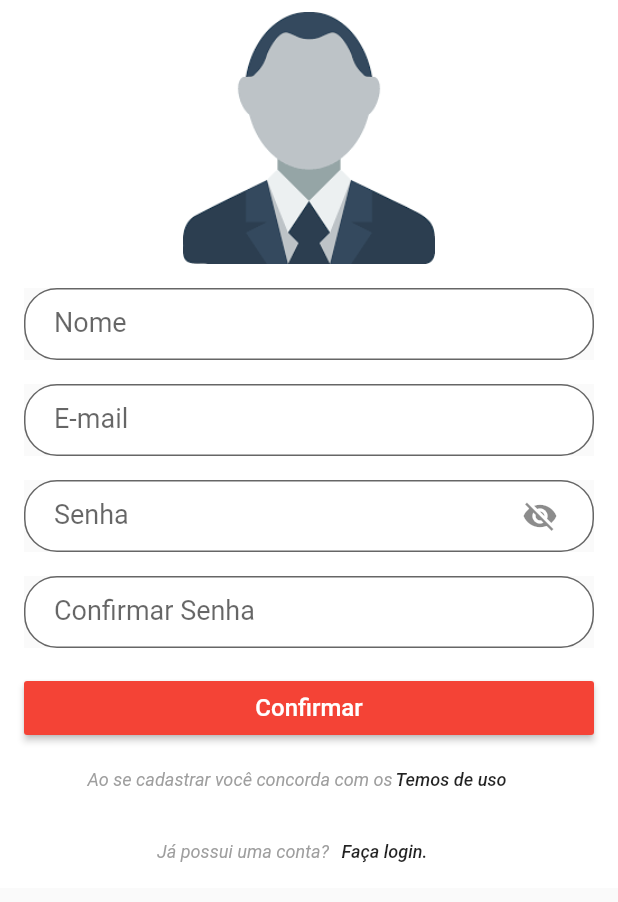
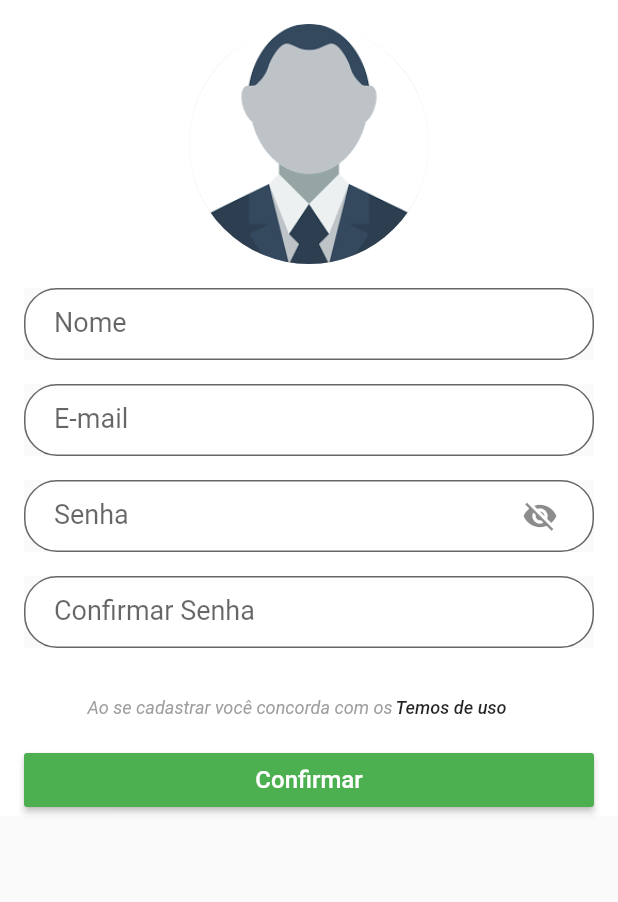
Before and after one commit to sc4v3ng3r/autonomosapp, a Flutter app: the UserRegisterScreen screen opened directly, on a phone screen of 412 x 824 dp. Shown: the top 902 px of the screen. Run offline on Flutter 3.47's test engine with Material 2 defaults, Android fonts, the phone set to English and light mode, and no system bars; our stand-ins replace device_info, firebase_auth, firebase_database, flutter_masked_text, geolocator, image_picker and 3 more; missing offline and left inert: flutter_facebook_login; accounts and stored records are empty; statements that could not run were skipped.

Commit message:
Bug fix na remoção de contas de usuário, iniciada a implementação do carregamento de foto do usuário na criação de uma conta no aplicativo, UserRegisterScreen.

```diff
--- a/lib/ui/screens/UserRegisterScreen.dart
+++ b/lib/ui/screens/UserRegisterScreen.dart
@@ -1,3 +1,6 @@
+import 'dart:io';
+
+import 'package:autonos_app/utility/SharedPreferencesUtility.dart';
 import 'package:autonos_app/utility/UserRepository.dart';
 import 'package:firebase_database/firebase_database.dart';
 import 'package:flutter/material.dart';
@@ -6,8 +9,12 @@ import 'package:autonos_app/utility/InputValidator.dart';
 import 'package:autonos_app/model/User.dart';
 import 'package:autonos_app/ui/screens/MainScreen.dart';
 import 'package:autonos_app/ui/widget/ModalRoundedProgressBar.dart';
+import 'package:image_picker/image_picker.dart';
 
 // TODO metodos do firebase devem sair daqui
+// TODO refatorar o layout
+// TODO Componentizar os text fields
+
 
 class UserRegisterScreen extends StatefulWidget {
   @override
@@ -25,19 +32,16 @@ class UserRegisterScreenState extends State<UserRegisterScreen> {
   FocusNode _passwordConfirmFocus;
   TextEditingController _passwordConfirmController;
   ProgressBarHandler _handler;
+  File _selectedUserImage;
 
   DatabaseReference _userReference;
-  static final RATING_INIT_VALUE = 5.0;
+  static const RATING_INIT_VALUE = 5.0;
 
-  static final SizedBox _verticalSeparator = new SizedBox(
-    height: 16.0,
-  );
+  static final SizedBox _verticalSeparator = new SizedBox(height: 16.0);
   bool iconVisibility = false;
   Icon icon = Icon(Icons.visibility_off);
   bool _obscureText = true;
-  var _email, _password, _name;
-  var _passwordConfirmation;
-  var _showProgressBar = false;
+  var _email, _password;
 
   bool _autoValidate = false;
   final GlobalKey<FormState> _formKey = GlobalKey<FormState>();
@@ -101,11 +105,11 @@ class UserRegisterScreenState extends State<UserRegisterScreen> {
   }
 
   bool _inputValidation() {
-    if (_formKey.currentState.validate()) {
-      _name = _nameController.text;
+    if ( _formKey.currentState.validate() ) {
+      //_name = _nameController.text;
       _email = _emailController.text;
       _password = _passwordController.text;
-      _passwordConfirmation = _passwordConfirmController.text;
+      //_passwordConfirmation = _passwordConfirmController.text;
       /*nao vou usaro onsave, vou para uma abordagem manual!*/
       //formKey.currentState.save();
       return true;
@@ -121,7 +125,7 @@ class UserRegisterScreenState extends State<UserRegisterScreen> {
   }
 
   List<Widget> _buildForm() {
-    //TODO nameField ainda estar sem validação de dados!
+
     final nameField = Padding(
       padding: EdgeInsets.symmetric(horizontal: 16.0),
       child: Material(
@@ -156,12 +160,55 @@ class UserRegisterScreenState extends State<UserRegisterScreen> {
         ),
       ),
     );
-    final userphoto = Container(
-      padding: EdgeInsets.fromLTRB(.0, 8.0, .0, .0),
-      child: Image.asset(
-        "assets/usuario.png",
-        width: 168.0,height: 168.0,),
+
+
+    final userphoto = Column(
+      children: <Widget>[
+        ClipRRect(
+          borderRadius: BorderRadius.circular(100.0),
+          child: Material(
+            elevation: 8.0,
+            color: Colors.transparent,
+            child: Ink.image(
+              width: 160.0,
+              height: 160.0,
+              image: (_selectedUserImage == null) ?  AssetImage("assets/usuario.png") :
+              // TODO muito lento
+              FileImage( _selectedUserImage),
+              fit: BoxFit.cover,
+              child: InkWell(
+                onTap: (){
+                  print("picture clicked");
+                  _selectPictureFromGallery();
+                },
+                child: null,
+              ),
+            ),
+          ),
+        )
+      ],
     );
+
+    /*final userphoto = GestureDetector(
+      onTap: () {
+        print("picture clicked");
+        _selectPictureFromGallery();
+      },
+      child: Column(
+        children: <Widget>[
+          Container(
+            padding: EdgeInsets.fromLTRB(.0, 8.0, .0, .0),
+            child: (_selectedUserImage == null) ?
+              Image.asset("assets/usuario.png", width: 168.0,height: 168.0,) :
+                Image.file( _selectedUserImage, width: 168.0,height: 168.0,
+                  fit: BoxFit.contain,),
+          ),
+          SizedBox(height: 4.0,),
+          Text("Selecionar foto"),
+        ],
+      ),
+    );*/
+
     final emailField = Padding(
       padding: EdgeInsets.symmetric(horizontal: 16.0),
       child: Material(
@@ -281,37 +328,6 @@ class UserRegisterScreenState extends State<UserRegisterScreen> {
         termosDeUso
       ],
     );
-    final preTelaLogin = Container(
-      child: Text("Já possui uma conta?" ,
-        style: TextStyle(
-            fontSize: 12.0,
-            fontStyle: FontStyle.italic,
-            color: Colors.grey[500]),
-      ),
-    );
-
-    final telaLogin = Flexible(
-        child: FlatButton(
-            padding: EdgeInsets.fromLTRB(2.0, .0, 16.0, .0),
-            onPressed: (){
-              Navigator.pop(context);
-              print("voltar a tela de login pressionado");
-            },
-            child: Text("Faça login.",
-              style: TextStyle(
-                  fontSize: 12.0,
-                  fontStyle: FontStyle.italic),
-            )
-        )
-    );
-
-    final telaLoginGroup = Row(
-      mainAxisAlignment: MainAxisAlignment.center,
-      children: <Widget>[
-        preTelaLogin,
-        telaLogin
-      ],
-    );
 
     final passwordConfirm = Padding(
       padding: EdgeInsets.symmetric(horizontal: 16.0),
@@ -358,7 +374,6 @@ class UserRegisterScreenState extends State<UserRegisterScreen> {
 
             if ( _inputValidation() == true ) {
               _handler.show();
-
               _createUserAccount( _email,  _password).then(
                       (results) {
                         _handler.dismiss();
@@ -377,7 +392,7 @@ class UserRegisterScreenState extends State<UserRegisterScreen> {
                       });
             }
           },
-          color: Colors.red,
+          color: Colors.green,
           child: Text(
             "Confirmar",
             style: TextStyle(fontSize: 16.0,color: Colors.white),
@@ -391,6 +406,7 @@ class UserRegisterScreenState extends State<UserRegisterScreen> {
       key: _formKey,
       child: Container(
         color: Colors.white,
+        child: Padding(padding: EdgeInsetsDirectional.only(top: 16.0),
         child: ListView(
           shrinkWrap: true,
           children: <Widget>[
@@ -404,11 +420,10 @@ class UserRegisterScreenState extends State<UserRegisterScreen> {
             _verticalSeparator,
             passwordConfirm,
             _verticalSeparator,
-//            buttonsGroup
-          registerButton,
             termosGroup,
-            telaLoginGroup,
+            registerButton,
           ],
+        ),
         ),
       ),
     );
@@ -433,10 +448,12 @@ class UserRegisterScreenState extends State<UserRegisterScreen> {
       firebaseUser = await auth.createUserWithEmailAndPassword(
           email: email, password: password);
 
-      //print("FIREBASE USER: ${firebaseUser}"  );
-
       User userCreated = await _createAccountDBRegister(firebaseUser);
       UserRepository().currentUser = userCreated;
+
+      SharedPreferencesUtility.writePreferencesData(
+          email: email, password: password, rememberMe: true);
+
       returnFlag = true;
     }
 
@@ -477,4 +494,17 @@ class UserRegisterScreenState extends State<UserRegisterScreen> {
     }
     return null;
   }
+
+  void _selectPictureFromGallery() async {
+    File imageFile = await ImagePicker.pickImage(
+        source: ImageSource.gallery
+    );
+    if (imageFile!=null){
+      setState(() {
+        _selectedUserImage = imageFile;
+      });
+    }
+    print ("returned $imageFile");
+
+  }
 }
--- a/lib/utility/LocationUtility.dart
+++ b/lib/utility/LocationUtility.dart
@@ -11,7 +11,6 @@ class LocationUtility {
           desiredAccuracy: desiredAccuracy
       );
     }
-
     //TODO iOS
     return null;
   }
--- a/pubspec.yaml
+++ b/pubspec.yaml
@@ -13,14 +13,13 @@ environment:
   sdk: ">=2.0.0-dev.68.0 <3.0.0"
 
 dependencies:
-  #google_sign_in: ^3.2.2
+  image_picker: ^0.4.10
   shared_preferences: ^0.4.3
   firebase_auth: ^0.6.2+1
   rxdart: ^0.19.0
   flutter:
     sdk: flutter
   flutter_facebook_login: ^1.1.1
-  #splashscreen:
   firebase_database:
   firebase_core: ^0.2.5+1
   flutter_masked_text: ^0.7.0
```
Also changed, not shown: lib/firebase/FirebaseUserHelper.dart (+26 -11 lines), lib/ui/screens/LoginScreen.dart (+25 -38 lines), lib/ui/screens/MainScreen.dart (+8 -5 lines), lib/utility/SharedPreferencesUtility.dart (added, +22 -0 lines), lib/firebase/FirebaseAuthHelper.dart (added).
